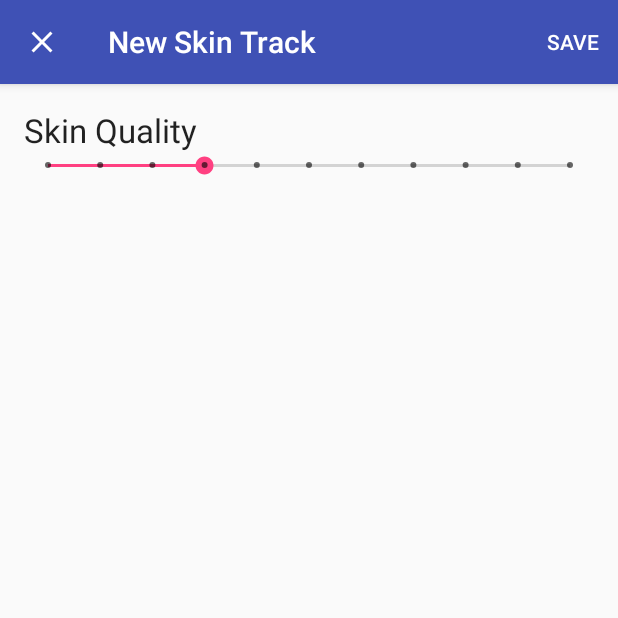
After one commit to aipova/SkinTracker, an Android app: the fragment TrackFragment shown on its own in the app's theme, on a phone screen of 412 x 824 dp, the top half of it. The commit adds this screen. Run offline under Robolectric (Android 15) with nearby library versions, the phone set to English and light mode, and no system bars.

Commit message:
add activity and fragment for new track

```diff
--- a/app/build.gradle
+++ b/app/build.gradle
@@ -13,6 +13,7 @@ android {
         versionCode 1
         versionName "1.0"
         testInstrumentationRunner "android.support.test.runner.AndroidJUnitRunner"
+        vectorDrawables.useSupportLibrary = true
     }
     buildTypes {
         release {
--- a/app/src/main/AndroidManifest.xml
+++ b/app/src/main/AndroidManifest.xml
@@ -18,6 +18,7 @@
                 <category android:name="android.intent.category.LAUNCHER"/>
             </intent-filter>
         </activity>
+        <activity android:name=".TrackActivity" android:parentActivityName=".StatisticsActivity"/>
     </application>
 
 </manifest>
--- a/app/src/main/java/ru/aipova/skintracker/StatisticsActivity.kt
+++ b/app/src/main/java/ru/aipova/skintracker/StatisticsActivity.kt
@@ -2,7 +2,11 @@ package ru.aipova.skintracker
 
 import android.support.v4.app.Fragment
 
-class StatisticsActivity : SingleFragmentActivity() {
+class StatisticsActivity : SingleFragmentActivity(), StatisticsFragment.Callbacks {
+    override fun onCreateNewTrack() {
+        startActivity(TrackActivity.createIntent(this))
+    }
+
     override fun createFragment(): Fragment {
         return StatisticsFragment.newInstance()
     }
--- /dev/null
+++ b/app/src/main/java/ru/aipova/skintracker/TrackFragment.kt
@@ -0,0 +1,51 @@
+package ru.aipova.skintracker
+
+import android.os.Bundle
+import android.support.v4.app.Fragment
+import android.support.v7.app.AppCompatActivity
+import android.view.*
+import android.widget.Toast
+
+class TrackFragment : Fragment() {
+
+    override fun onCreate(savedInstanceState: Bundle?) {
+        super.onCreate(savedInstanceState)
+        setHasOptionsMenu(true)
+    }
+
+    override fun onCreateView(
+        inflater: LayoutInflater,
+        container: ViewGroup?,
+        savedInstanceState: Bundle?
+    ): View? {
+        val view = inflater.inflate(R.layout.track_fragment, container, false)
+
+        return view
+    }
+
+    override fun onCreateOptionsMenu(menu: Menu?, inflater: MenuInflater?) {
+        super.onCreateOptionsMenu(menu, inflater)
+        inflater?.inflate(R.menu.menu_track, menu)
+        (activity as AppCompatActivity).supportActionBar?.run {
+            setDisplayHomeAsUpEnabled(true)
+            setHomeAsUpIndicator(R.drawable.ic_close)
+            title = getString(R.string.track_title)
+        }
+
+    }
+
+    override fun onOptionsItemSelected(item: MenuItem) = when (item.itemId) {
+        R.id.action_save_track -> {
+            Toast.makeText(activity, "Track Created", Toast.LENGTH_LONG).show()
+            activity?.finish()
+            true
+        }
+        else -> super.onOptionsItemSelected(item)
+    }
+
+    companion object {
+        fun newInstance(): TrackFragment {
+            return TrackFragment()
+        }
+    }
+}
--- /dev/null
+++ b/app/src/main/res/drawable/ic_close.xml
@@ -0,0 +1,5 @@
+<vector android:height="24dp" android:tint="#FFFFFF"
+    android:viewportHeight="24.0" android:viewportWidth="24.0"
+    android:width="24dp" xmlns:android="http://schemas.android.com/apk/res/android">
+    <path android:fillColor="#FF000000" android:pathData="M19,6.41L17.59,5 12,10.59 6.41,5 5,6.41 10.59,12 5,17.59 6.41,19 12,13.41 17.59,19 19,17.59 13.41,12z"/>
+</vector>
--- a/app/src/main/res/layout/statistics_fragment.xml
+++ b/app/src/main/res/layout/statistics_fragment.xml
@@ -14,6 +14,6 @@
         android:layout_height="wrap_content"
         android:layout_gravity="bottom|end"
         android:layout_margin="@dimen/fab_margin"
-        android:src="@drawable/ic_add"/>
+        app:srcCompat="@drawable/ic_add"/>
 
 </android.support.design.widget.CoordinatorLayout>
--- /dev/null
+++ b/app/src/main/res/layout/track_fragment.xml
@@ -0,0 +1,26 @@
+<?xml version="1.0" encoding="utf-8"?>
+<LinearLayout
+    xmlns:android="http://schemas.android.com/apk/res/android"
+    xmlns:app="http://schemas.android.com/apk/res-auto"
+    android:layout_width="match_parent"
+    android:layout_height="match_parent"
+    android:layout_margin="16dp"
+    android:orientation="vertical">
+
+
+    <TextView
+        android:id="@+id/textView"
+        android:layout_width="match_parent"
+        android:layout_height="wrap_content"
+        android:text="@string/skin_quality"
+        android:textAppearance="@style/TextAppearance.AppCompat.Large"/>
+
+    <SeekBar
+        android:id="@+id/seekBar2"
+        style="@style/Widget.AppCompat.SeekBar.Discrete"
+        android:layout_width="match_parent"
+        android:layout_height="wrap_content"
+        android:max="10"
+        android:progress="3"/>
+
+</LinearLayout>
--- /dev/null
+++ b/app/src/main/res/menu/menu_track.xml
@@ -0,0 +1,10 @@
+<menu xmlns:android="http://schemas.android.com/apk/res/android"
+      xmlns:app="http://schemas.android.com/apk/res-auto"
+      xmlns:tools="http://schemas.android.com/tools"
+      tools:context="ru.aipova.skintracker.StatisticsActivity">
+    <item
+        android:id="@+id/action_save_track"
+        android:orderInCategory="100"
+        android:title="@string/action_save"
+        app:showAsAction="always"/>
+</menu>
--- a/app/src/main/res/values/strings.xml
+++ b/app/src/main/res/values/strings.xml
@@ -1,4 +1,7 @@
 <resources>
     <string name="app_name">SkinTracker</string>
     <string name="action_settings">Settings</string>
+    <string name="action_save">Save</string>
+    <string name="track_title">New Skin Track</string>
+    <string name="skin_quality">Skin Quality</string>
 </resources>
```
Also changed, not shown: app/src/main/java/ru/aipova/skintracker/StatisticsFragment.kt (+18 -3 lines), app/src/main/java/ru/aipova/skintracker/TrackActivity.kt (added, +17 -0 lines).
